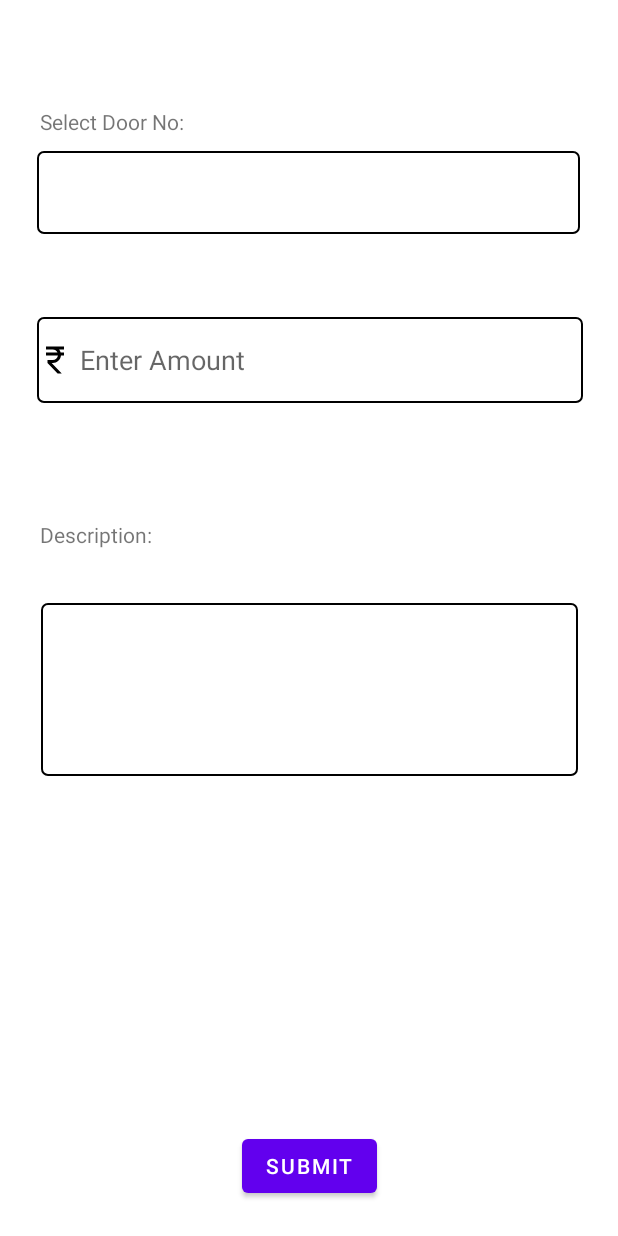
After one commit to vinay1vm/TMS_CareTaker, an Android app: the Bills screen opened directly, with no data from a screen before it, on a phone screen of 412 x 824 dp. The commit adds this screen. Run offline under Robolectric (Android 15) with nearby library versions, the phone set to English and light mode, and no system bars; our stand-ins replace Firebase (no records; nobody signed in at launch, a user with empty details on screens opened directly).

Commit message:
Bills Updated

```diff
--- /dev/null
+++ b/app/src/main/java/com/example/tms_caretaker/Bills.java
@@ -0,0 +1,100 @@
+package com.example.tms_caretaker;
+
+import androidx.annotation.NonNull;
+import androidx.appcompat.app.AppCompatActivity;
+
+import android.content.Intent;
+import android.os.Bundle;
+import android.view.View;
+import android.widget.ArrayAdapter;
+import android.widget.Button;
+import android.widget.EditText;
+import android.widget.Spinner;
+import android.widget.Toast;
+
+import com.google.firebase.database.DataSnapshot;
+import com.google.firebase.database.DatabaseError;
+import com.google.firebase.database.DatabaseReference;
+import com.google.firebase.database.FirebaseDatabase;
+import com.google.firebase.database.ValueEventListener;
+
+import java.util.ArrayList;
+import java.util.List;
+
+public class Bills extends AppCompatActivity {
+
+    Spinner spinner;
+    DatabaseReference databaseReference= FirebaseDatabase.getInstance().getReferenceFromUrl("https://tms006-7c621-default-rtdb.firebaseio.com/");
+    List<String> names;
+
+
+    @Override
+    protected void onCreate(Bundle savedInstanceState) {
+        super.onCreate(savedInstanceState);
+        setContentView(R.layout.activity_bills);
+        getSupportActionBar().hide();
+
+        spinner=findViewById(R.id.List);
+        names=new ArrayList<>();
+        Button submit=findViewById(R.id.submit);
+        EditText amt=findViewById(R.id.Amount);
+        EditText desc=findViewById(R.id.Description);
+
+        databaseReference= FirebaseDatabase.getInstance().getReference();
+
+
+
+
+
+        databaseReference.child("UsersForBills").addValueEventListener(new ValueEventListener() {
+            @Override
+            public void onDataChange(@NonNull DataSnapshot snapshot)
+            {
+                for(DataSnapshot childSnapshot:snapshot.getChildren())
+                {
+                    String SpinName = childSnapshot.child("door_no").getValue(String.class);
+                    names.add(SpinName);
+                }
+                ArrayAdapter<String> arrayAdapter=new ArrayAdapter<>(Bills.this, android.R.layout.simple_spinner_dropdown_item,names);
+                arrayAdapter.setDropDownViewResource(android.R.layout.simple_spinner_dropdown_item);
+                spinner.setAdapter(arrayAdapter);
+            }
+
+
+            @Override
+            public void onCancelled(@NonNull DatabaseError error) {
+
+            }
+        });
+
+
+
+
+
+
+
+        submit.setOnClickListener(new View.OnClickListener() {
+            @Override
+            public void onClick(View view) {
+                String door=spinner.getSelectedItem().toString();
+                String amts=amt.getText().toString();
+                String des=desc.getText().toString();
+
+                if(amts.isEmpty() || des.isEmpty())  {
+
+                    Toast.makeText(Bills.this, "Fields cant be empty", Toast.LENGTH_SHORT).show();
+
+                }else {
+
+                    databaseReference.child("UsersForBills").child(door).child("amount").setValue(amts);
+                    databaseReference.child("UsersForBills").child(door).child("description").setValue(des);
+
+                    Toast.makeText(Bills.this, "Bill Sent", Toast.LENGTH_SHORT).show();
+
+                    startActivity(new Intent(Bills.this,MainActivity.class));
+                }
+            }
+        });
+
+    }
+}
--- /dev/null
+++ b/app/src/main/res/drawable/border.xml
@@ -0,0 +1,14 @@
+<?xml version="1.0" encoding="utf-8"?>
+<selector xmlns:android="http://schemas.android.com/apk/res/android">
+
+    <item>
+        <shape android:shape="rectangle">
+            <solid android:color="#ffffff"/>
+            <corners android:radius="4dp" />
+            <stroke
+                android:width="1dp"
+                android:color="@color/black"
+                />
+        </shape>
+    </item>
+</selector>
--- /dev/null
+++ b/app/src/main/res/drawable/ic_baseline_currency_rupee_24.xml
@@ -0,0 +1,5 @@
+<vector android:height="24dp" android:tint="#000000"
+    android:viewportHeight="24" android:viewportWidth="24"
+    android:width="24dp" xmlns:android="http://schemas.android.com/apk/res/android">
+    <path android:fillColor="@android:color/white" android:pathData="M13.66,7C13.1,5.82 11.9,5 10.5,5L6,5V3h12v2l-3.26,0c0.48,0.58 0.84,1.26 1.05,2L18,7v2l-2.02,0c-0.25,2.8 -2.61,5 -5.48,5H9.77l6.73,7h-2.77L7,14v-2h3.5c1.76,0 3.22,-1.3 3.46,-3L6,9V7L13.66,7z"/>
+</vector>
--- /dev/null
+++ b/app/src/main/res/drawable/ic_baseline_keyboard_arrow_down_24.xml
@@ -0,0 +1,5 @@
+<vector android:height="24dp" android:tint="#000000"
+    android:viewportHeight="24" android:viewportWidth="24"
+    android:width="24dp" xmlns:android="http://schemas.android.com/apk/res/android">
+    <path android:fillColor="@android:color/white" android:pathData="M7.41,8.59L12,13.17l4.59,-4.58L18,10l-6,6 -6,-6 1.41,-1.41z"/>
+</vector>
--- /dev/null
+++ b/app/src/main/res/layout/activity_bills.xml
@@ -0,0 +1,93 @@
+<?xml version="1.0" encoding="utf-8"?>
+<androidx.constraintlayout.widget.ConstraintLayout xmlns:android="http://schemas.android.com/apk/res/android"
+    xmlns:app="http://schemas.android.com/apk/res-auto"
+    xmlns:tools="http://schemas.android.com/tools"
+    android:layout_width="match_parent"
+    android:layout_height="match_parent"
+    tools:context=".Bills">
+
+    <TextView
+        android:layout_width="wrap_content"
+        android:layout_height="wrap_content"
+        android:text="Select Door No:"
+
+        app:layout_constraintBottom_toBottomOf="parent"
+        app:layout_constraintEnd_toEndOf="parent"
+        app:layout_constraintHorizontal_bias="0.085"
+        app:layout_constraintStart_toStartOf="parent"
+        app:layout_constraintTop_toTopOf="parent"
+        app:layout_constraintVertical_bias="0.089" />
+
+    <Spinner
+        android:id="@+id/List"
+        android:layout_width="362dp"
+        android:layout_height="55dp"
+        android:background="@drawable/border"
+
+        app:layout_constraintBottom_toBottomOf="parent"
+        app:layout_constraintEnd_toEndOf="parent"
+        app:layout_constraintHorizontal_bias="0.489"
+        app:layout_constraintStart_toStartOf="parent"
+        app:layout_constraintTop_toTopOf="parent"
+        app:layout_constraintVertical_bias="0.131" />
+
+    <EditText
+        android:id="@+id/Amount"
+        android:layout_width="364dp"
+        android:layout_height="57dp"
+        android:background="@drawable/border"
+        android:drawableStart="@drawable/ic_baseline_currency_rupee_24"
+        android:hint=" Enter Amount"
+        android:inputType="number"
+        app:layout_constraintBottom_toBottomOf="parent"
+        app:layout_constraintEnd_toEndOf="parent"
+        app:layout_constraintHorizontal_bias="0.51"
+        app:layout_constraintStart_toStartOf="parent"
+        app:layout_constraintTop_toTopOf="parent"
+        app:layout_constraintVertical_bias="0.276" />
+
+    <TextView
+        android:layout_width="wrap_content"
+        android:layout_height="wrap_content"
+        android:text="Description:"
+
+        app:layout_constraintBottom_toBottomOf="parent"
+        app:layout_constraintEnd_toEndOf="parent"
+        app:layout_constraintHorizontal_bias="0.08"
+        app:layout_constraintStart_toStartOf="parent"
+        app:layout_constraintTop_toTopOf="parent"
+        app:layout_constraintVertical_bias="0.431" />
+
+    <EditText
+        android:id="@+id/Description"
+        android:layout_width="358dp"
+        android:layout_height="115dp"
+        android:layout_marginStart="24dp"
+        android:layout_marginEnd="24dp"
+        android:background="@drawable/border"
+        android:gravity="top"
+        android:inputType="textMultiLine"
+        android:lines="8"
+        android:maxLines="10"
+        android:minLines="6"
+        android:scrollbars="vertical"
+        app:layout_constraintBottom_toBottomOf="parent"
+        app:layout_constraintEnd_toEndOf="parent"
+        app:layout_constraintHorizontal_bias="0.6"
+        app:layout_constraintStart_toStartOf="parent"
+        app:layout_constraintTop_toTopOf="parent"
+        app:layout_constraintVertical_bias="0.567"
+        tools:ignore="MissingConstraints" />
+
+    <Button
+        android:layout_width="wrap_content"
+        android:layout_height="wrap_content"
+        android:text="submit"
+        android:id="@+id/submit"
+        app:layout_constraintBottom_toBottomOf="parent"
+        app:layout_constraintEnd_toEndOf="parent"
+        app:layout_constraintStart_toStartOf="parent"
+        app:layout_constraintTop_toTopOf="parent"
+        app:layout_constraintVertical_bias="0.971" />
+
+</androidx.constraintlayout.widget.ConstraintLayout>
```
Also changed, not shown: app/src/main/AndroidManifest.xml (+9 -0 lines), app/src/main/java/com/example/tms_caretaker/MainActivity.java (+28 -0 lines), app/src/main/java/com/example/tms_caretaker/Notify.java (added, +14 -0 lines), app/src/main/java/com/example/tms_caretaker/Requests.java (added, +14 -0 lines), app/src/main/res/layout/activity_main.xml (+15 -15 lines), app/src/main/res/layout/activity_notify.xml (added, +9 -0 lines), app/src/main/res/layout/activity_requests.xml (added, +9 -0 lines).
